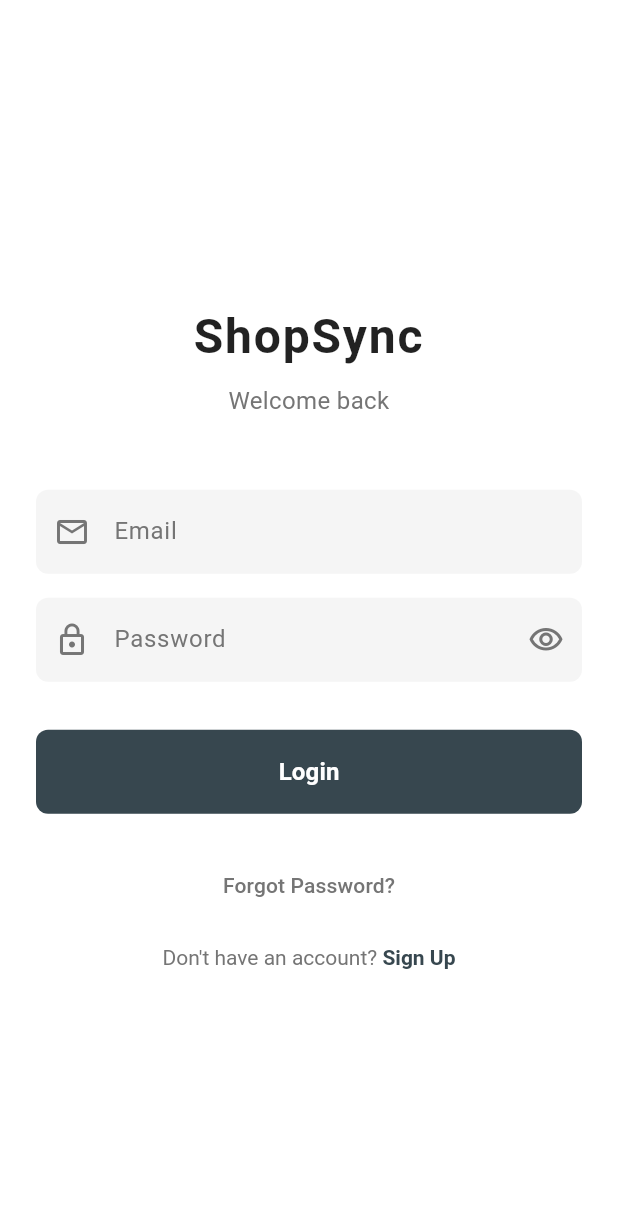
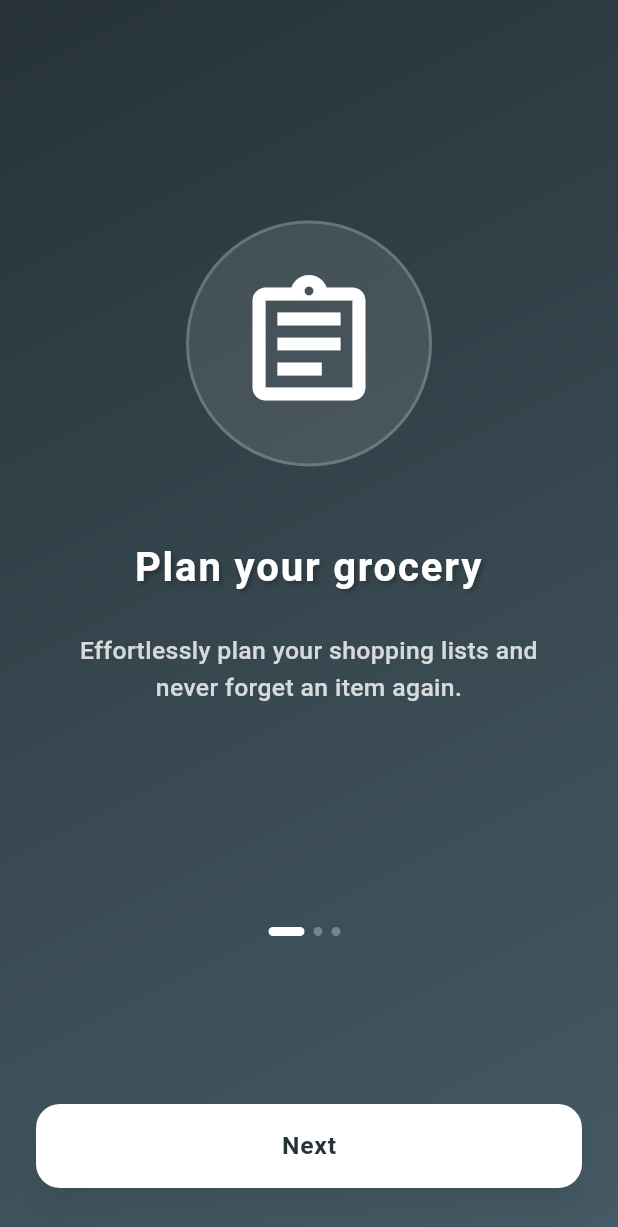
Before and after one commit to Youssef-Taqi-Eldeen/collab-shopping-list, a Flutter app: the screen it shows after launch, on a phone screen of 412 x 824 dp. Shown: the top 1227 px of the screen. Run offline on Flutter 3.47's test engine with Material 3 defaults, Android fonts, the phone set to English and light mode, and no system bars; our stand-ins replace cloud_firestore, dio, firebase_auth, firebase_core, flutter_bloc, flutter_svg and 3 more; accounts and stored records are empty.

Commit message:
add onboarding screen

```diff
--- a/lib/core/utils/app_router.dart
+++ b/lib/core/utils/app_router.dart
@@ -3,10 +3,12 @@ import 'package:depi_project/features/auth/presentation/view/login_view.dart';
 import 'package:depi_project/features/splach/splach_screen.dart';
 import 'package:go_router/go_router.dart';
 
+import 'package:depi_project/features/onboarding/presentation/view/onboarding_view.dart';
 import '../../features/navigation/mainLayout.dart';
 
 abstract class AppRouter {
   static const String kSplashView = '/splash';
+  static const String kOnboardingView = '/onboarding';
   static const String kAuthView = '/';
   static const String kHomeView = '/home';
 
@@ -18,15 +20,16 @@ abstract class AppRouter {
         final bool isLoggedIn = authProvider.currentUser != null;
         final bool isLoggingIn = state.matchedLocation == kAuthView;
         final bool isSplash = state.matchedLocation == kSplashView;
+        final bool isOnboarding = state.matchedLocation == kOnboardingView;
 
         // If on splash, don't redirect yet (Splash screen handles navigation)
         if (isSplash) return null;
 
-        if (!isLoggedIn && !isLoggingIn) {
+        if (!isLoggedIn && !isLoggingIn && !isOnboarding) {
           return kAuthView;
         }
 
-        if (isLoggedIn && isLoggingIn) {
+        if (isLoggedIn && (isLoggingIn || isOnboarding)) {
           return kHomeView;
         }
 
@@ -45,6 +48,11 @@ abstract class AppRouter {
             return const LoginScreen();
           },
         ),
+        GoRoute(
+          name: kOnboardingView,
+          path: kOnboardingView,
+          builder: (context, state) => const OnboardingView(),
+        ),
 
         GoRoute(
           name: kHomeView,
--- /dev/null
+++ b/lib/features/onboarding/presentation/view/onboarding_view.dart
@@ -0,0 +1,204 @@
+import 'package:depi_project/core/utils/app_colors.dart';
+import 'package:depi_project/core/utils/app_router.dart';
+import 'package:depi_project/core/utils/app_styles.dart';
+import 'package:flutter/material.dart';
+import 'package:go_router/go_router.dart';
+import 'package:shared_preferences/shared_preferences.dart';
+
+class OnboardingView extends StatefulWidget {
+  const OnboardingView({super.key});
+
+  @override
+  State<OnboardingView> createState() => _OnboardingViewState();
+}
+
+class _OnboardingViewState extends State<OnboardingView> {
+  final PageController _pageController = PageController();
+  int _currentPage = 0;
+
+  final List<OnboardingContent> _contents = [
+    OnboardingContent(
+      title: 'Plan your grocery',
+      description: 'Effortlessly plan your shopping lists and never forget an item again.',
+      icon: Icons.assignment_outlined,
+    ),
+    OnboardingContent(
+      title: 'Share with family',
+      description: 'Collaborate in real-time with your family and friends on shared lists.',
+      icon: Icons.people_outline_rounded,
+    ),
+    OnboardingContent(
+      title: 'Shop smart',
+      description: 'Save money and time by organizing your shopping efficiently.',
+      icon: Icons.shopping_cart_outlined,
+    ),
+  ];
+
+  @override
+  Widget build(BuildContext context) {
+    return Scaffold(
+      body: Container(
+        decoration: BoxDecoration(
+          gradient: LinearGradient(
+            begin: Alignment.topLeft,
+            end: Alignment.bottomRight,
+            colors: [
+              Colors.blueGrey[900]!,
+              Colors.blueGrey[800]!,
+              Colors.blueGrey[700]!,
+            ],
+          ),
+        ),
+        child: SafeArea(
+          child: Column(
+            children: [
+              Expanded(
+                flex: 3,
+                child: PageView.builder(
+                  controller: _pageController,
+                  onPageChanged: (value) {
+                    setState(() {
+                      _currentPage = value;
+                    });
+                  },
+                  itemCount: _contents.length,
+                  itemBuilder: (context, index) {
+                    return Padding(
+                      padding: const EdgeInsets.all(40.0),
+                      child: Column(
+                        mainAxisAlignment: MainAxisAlignment.center,
+                        children: [
+                          Container(
+                            padding: const EdgeInsets.all(30),
+                            decoration: BoxDecoration(
+                              color: Colors.white.withOpacity(0.1),
+                              shape: BoxShape.circle,
+                              border: Border.all(
+                                color: Colors.white.withOpacity(0.2),
+                                width: 2,
+                              ),
+                            ),
+                            child: Icon(
+                              _contents[index].icon,
+                              size: 100,
+                              color: Colors.white,
+                            ),
+                          ),
+                          const SizedBox(height: 48),
+                          Text(
+                            _contents[index].title,
+                            style: Styles.bold26(context).copyWith(
+                              color: Colors.white,
+                              letterSpacing: 1.2,
+                              shadows: [
+                                const Shadow(
+                                  color: Colors.black26,
+                                  offset: Offset(2, 2),
+                                  blurRadius: 4,
+                                ),
+                              ],
+                            ),
+                            textAlign: TextAlign.center,
+                          ),
+                          const SizedBox(height: 24),
+                          Text(
+                            _contents[index].description,
+                            style: Styles.body16(context).copyWith(
+                              color: Colors.white.withOpacity(0.8),
+                              height: 1.5,
+                            ),
+                            textAlign: TextAlign.center,
+                          ),
+                        ],
+                      ),
+                    );
+                  },
+                ),
+              ),
+              Expanded(
+                flex: 1,
+                child: Column(
+                  children: [
+                    Row(
+                      mainAxisAlignment: MainAxisAlignment.center,
+                      children: List.generate(
+                        _contents.length,
+                        (index) => buildDot(index: index),
+                      ),
+                    ),
+                    const Spacer(),
+                    Padding(
+                      padding: const EdgeInsets.symmetric(horizontal: 24, vertical: 32),
+                      child: SizedBox(
+                        width: double.infinity,
+                        height: 56,
+                        child: ElevatedButton(
+                          onPressed: () async {
+                            if (_currentPage == _contents.length - 1) {
+                              final prefs = await SharedPreferences.getInstance();
+                              await prefs.setBool('onboarding_seen', true);
+                              if (context.mounted) {
+                                context.go(AppRouter.kAuthView);
+                              }
+                            } else {
+                              _pageController.nextPage(
+                                duration: const Duration(milliseconds: 300),
+                                curve: Curves.easeInOut,
+                              );
+                            }
+                          },
+                          style: ElevatedButton.styleFrom(
+                            backgroundColor: Colors.white,
+                            foregroundColor: Colors.blueGrey[900],
+                            elevation: 8,
+                            shadowColor: Colors.black26,
+                            shape: RoundedRectangleBorder(
+                              borderRadius: BorderRadius.circular(16),
+                            ),
+                          ),
+                          child: Text(
+                            _currentPage == _contents.length - 1 ? "Get Started" : "Next",
+                            style: Styles.button16(context).copyWith(
+                              color: Colors.blueGrey[900],
+                              fontWeight: FontWeight.bold,
+                              letterSpacing: 0.5,
+                            ),
+                          ),
+                        ),
+                      ),
+                    ),
+                  ],
+                ),
+              ),
+            ],
+          ),
+        ),
+      ),
+    );
+  }
+
+  AnimatedContainer buildDot({required int index}) {
+    return AnimatedContainer(
+      duration: const Duration(milliseconds: 200),
+      margin: const EdgeInsets.only(right: 6),
+      height: 6,
+      width: _currentPage == index ? 24 : 6,
+      decoration: BoxDecoration(
+        color: _currentPage == index ? Colors.white : Colors.white.withOpacity(0.3),
+        borderRadius: BorderRadius.circular(3),
+      ),
+    );
+  }
+}
+
+class OnboardingContent {
+  final String title;
+  final String description;
+  final IconData icon;
+
+  OnboardingContent({
+    required this.title,
+    required this.description,
+    required this.icon,
+  });
+}
--- a/lib/features/splach/splach_screen.dart
+++ b/lib/features/splach/splach_screen.dart
@@ -1,4 +1,5 @@
 import 'dart:async';
+import 'package:shared_preferences/shared_preferences.dart';
 import 'package:depi_project/core/provider/auth_app.dart';
 import 'package:flutter/material.dart';
 import 'package:provider/provider.dart';
@@ -36,7 +37,12 @@ class _SplashScreenState extends State<SplashScreen> with SingleTickerProviderSt
 
     _controller.forward();
 
-    Timer(const Duration(seconds: 3), () {
+    Timer(const Duration(seconds: 3), () async {
+      if (!mounted) return;
+
+      final prefs = await SharedPreferences.getInstance();
+      final bool onboardingSeen = prefs.getBool('onboarding_seen') ?? false;
+
       if (!mounted) return;
 
       final authProvider = Provider.of<AuthProvider>(context, listen: false);
@@ -45,7 +51,11 @@ class _SplashScreenState extends State<SplashScreen> with SingleTickerProviderSt
       if (authProvider.currentUser != null) {
         context.go(AppRouter.kHomeView);
       } else {
-        context.go(AppRouter.kAuthView);
+        if (onboardingSeen) {
+          context.go(AppRouter.kAuthView);
+        } else {
+          context.go(AppRouter.kOnboardingView);
+        }
       }
     });
   }
```
